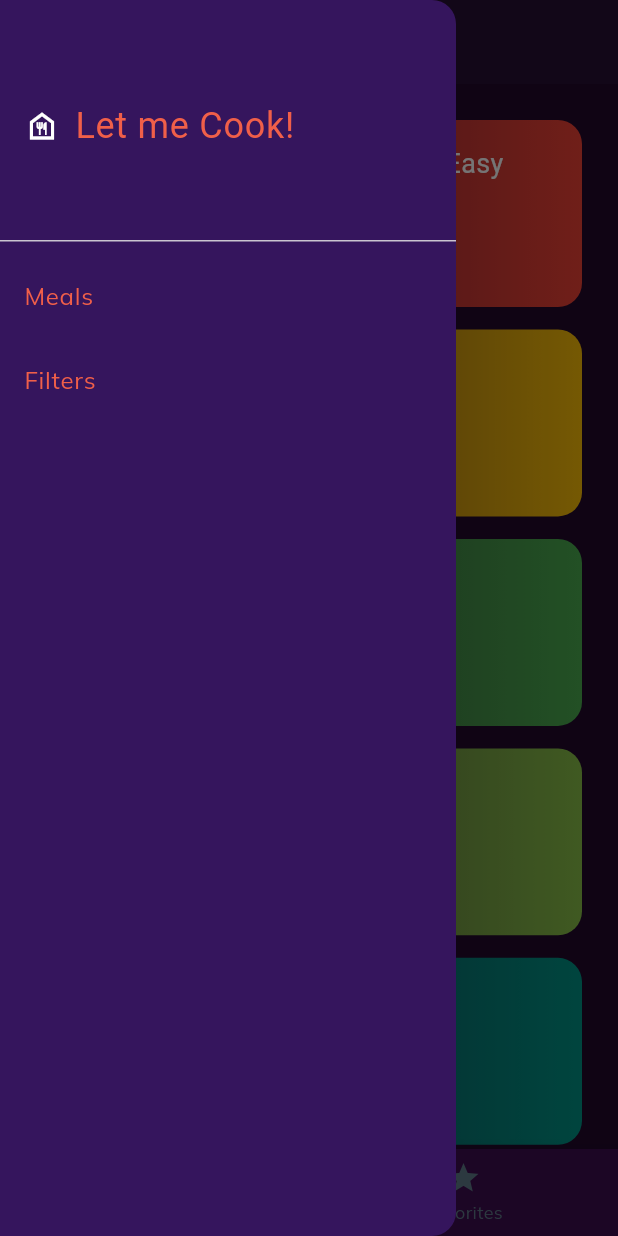
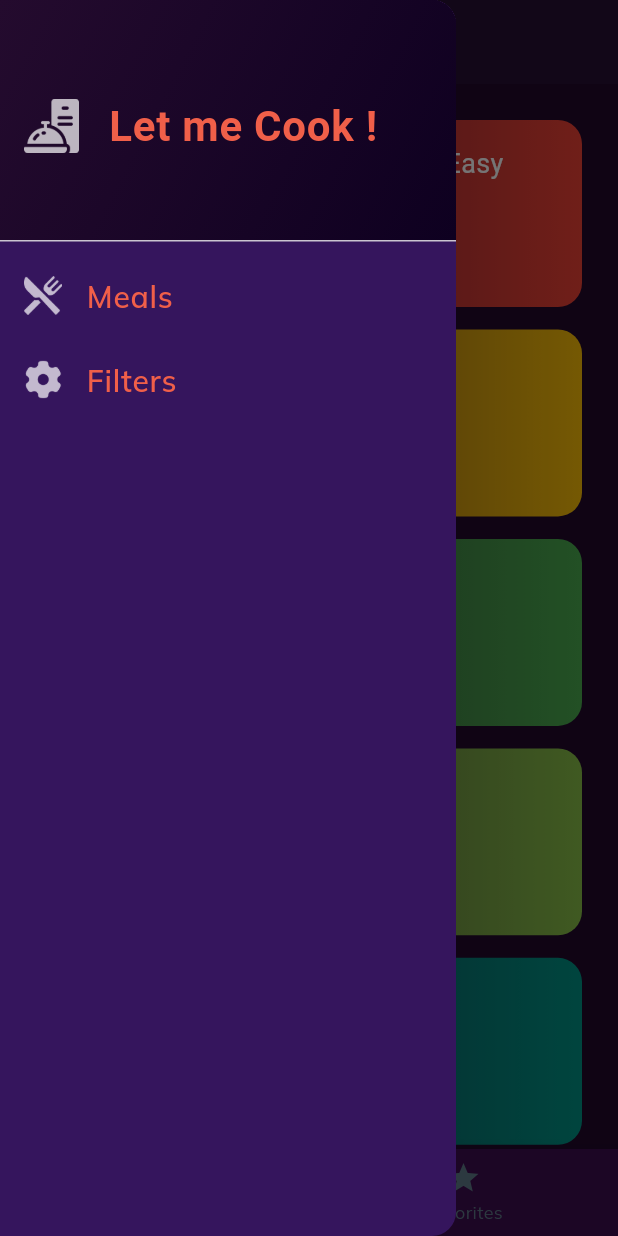
Before and after one commit to Sarthakpurii/GourmetGuide, a Flutter app: the screen it shows after launch, with the side drawer open, on a phone screen of 412 x 824 dp. Run offline on Flutter 3.47's test engine with Material 3 defaults, Android fonts, the phone set to English and light mode, and no system bars; our stand-ins replace flutter_riverpod, google_fonts, transparent_image; Roboto replaces fonts that are missing (Salsa, Satisfy).

Commit message:
updated UI

```diff
--- a/lib/main.dart
+++ b/lib/main.dart
@@ -3,6 +3,7 @@ import 'package:flutter_riverpod/flutter_riverpod.dart';
 import 'package:google_fonts/google_fonts.dart';
 // import 'package:gourmet/screens/categories-screen.dart';
 import 'package:gourmet/screens/home-screen.dart';
+import 'package:gourmet/screens/meals-screen.dart';
 
 
 void main(){
--- a/lib/widgets/home-side-drawer.dart
+++ b/lib/widgets/home-side-drawer.dart
@@ -13,31 +13,46 @@ class SideDrawer extends StatelessWidget {
       child: Column(
         children: [
           DrawerHeader(
+            decoration: const BoxDecoration(
+              gradient: LinearGradient(colors: [
+                Color.fromARGB(255, 36, 11, 46),
+                Color.fromARGB(255, 14, 0, 32)
+              ],
+              begin: Alignment.topLeft,
+              end: Alignment.bottomRight)
+            ),
               child: Row(
             children: [
-              Icon(Icons.food_bank_outlined),
+              Image.asset('assets/icons/LetmeCook.png',scale: 14,color: Colors.white70,),
               const SizedBox(
-                width: 10,
+                width: 20,
               ),
-              Text('Let me Cook!',
+              Text('Let me Cook !',
                 style: GoogleFonts.satisfy(
-                  fontSize: 24
+                  fontWeight: FontWeight.bold,
+                  fontSize: 28
                 ),)
             ],
           )),
           ListTile(
+            leading: Image.asset('assets/icons/meals.png',scale: 20,color: Colors.white70,),
             title: Text(
               'Meals',
               style:
-                  GoogleFonts.mulish(color: Color.fromARGB(255, 240, 95, 73)),
+                  GoogleFonts.mulish(color: Color.fromARGB(255, 240, 95, 73),
+                  fontSize: 20,
+                  fontWeight: FontWeight.w600),
             ),
             onTap: (){setScreen('meals');},
           ),
           ListTile(
+            leading: Image.asset('assets/icons/settings.png',scale: 20,color: Colors.white70,),
             title: Text(
               'Filters',
               style:
-                  GoogleFonts.mulish(color: Color.fromARGB(255, 240, 95, 73)),
+                  GoogleFonts.mulish(color: Color.fromARGB(255, 240, 95, 73),
+                  fontSize: 20,
+                  fontWeight: FontWeight.w600),
             ),
             onTap: (){setScreen('filters');},
           ),
--- a/pubspec.yaml
+++ b/pubspec.yaml
@@ -66,7 +66,10 @@ flutter:
     - assets/icons/empty.png
     - assets/icons/cost.png
     - assets/icons/duration.png
+    - assets/icons/LetmeCook.png
     - assets/icons/complex.png
+    - assets/icons/meals.png
+    - assets/icons/settings.png
   #   - images/a_dot_ham.jpeg
 
   # An image asset can refer to one or more resolution-specific "variants", see
```
Also changed, not shown: lib/screens/filters-screen.dart (+8 -8 lines), lib/screens/meals-screen.dart (+9 -7 lines), assets/icons/LetmeCook.png (added), assets/icons/meals.png (added), assets/icons/settings.png (added).
